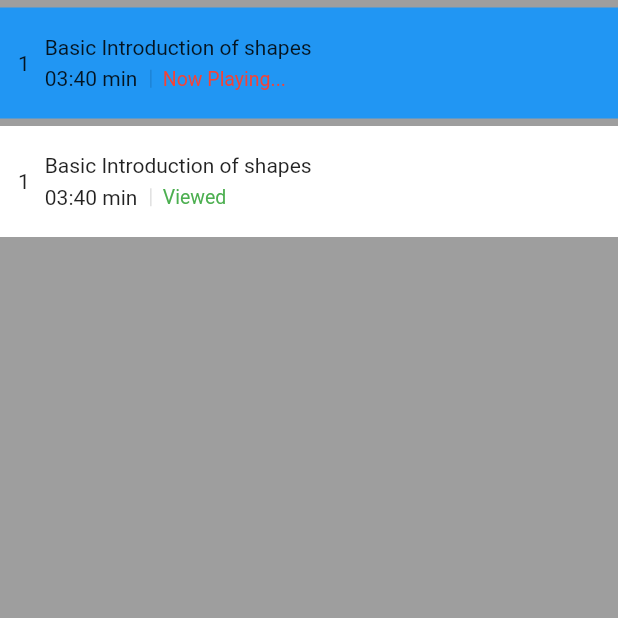
After one commit to bytestocode/flutter-testbed, a Flutter app: the screen it shows after launch, on a phone screen of 412 x 824 dp, the top half of it. The commit adds this screen. Run offline on Flutter 3.47's test engine with Material 2 defaults, Android fonts, the phone set to English and light mode, and no system bars; our stand-ins replace device_info_plus, flutter_riverpod.

Commit message:
SO: 안드로이드 네비게이션 스타일 확인

```diff
--- a/lib/main.dart
+++ b/lib/main.dart
@@ -1,7 +1,7 @@
 import 'package:flutter/material.dart';
 import 'package:flutter_riverpod/flutter_riverpod.dart';
 
-import 'stackoverflow/setstatewidget2.dart';
+import 'stackoverflow/android_nav_height.dart';
 
 void main() => runApp(
       const ProviderScope(
@@ -22,7 +22,7 @@ class MyApp extends ConsumerWidget {
   Widget myApp() {
     return SafeArea(
       child: Scaffold(
-        body: VideoDetail(),
+        body: AndroidNavHeight(),
       ),
     );
   }
--- /dev/null
+++ b/lib/stackoverflow/android_nav_height.dart
@@ -0,0 +1,155 @@
+import 'package:device_info_plus/device_info_plus.dart';
+import 'package:flutter/material.dart';
+
+enum AgeStatus { child, old }
+
+class AndroidNavHeight extends StatefulWidget {
+  @override
+  State<AndroidNavHeight> createState() => _AndroidNavHeightState();
+}
+
+class _AndroidNavHeightState extends State<AndroidNavHeight> {
+  int selectedIndex = 0;
+  var links = <String>["Dx2HBxOXccs", "1AM5Fgb-qjA"];
+
+  void playVideo(int index) async {
+    setState(() {
+      selectedIndex = index;
+    });
+    final devicePixelRatio = MediaQuery.of(context).devicePixelRatio;
+    final screenHeight = MediaQuery.of(context).size.height;
+
+    final DeviceInfoPlugin deviceInfoPlugin = DeviceInfoPlugin();
+    final AndroidDeviceInfo androidInfo = await deviceInfoPlugin.androidInfo;
+    final deviceHeight = androidInfo.displayMetrics.heightPx;
+
+    final androidNavHeight = deviceHeight / devicePixelRatio - screenHeight;
+    print(androidNavHeight);
+  }
+
+  @override
+  Widget build(BuildContext context) {
+    return Stack(
+      children: [
+        Scaffold(
+          body: Builder(builder: (context) {
+            return Container(
+              color: Colors.grey,
+              child: Column(
+                children: [
+                  // player,
+                  Expanded(
+                    child: ListView.builder(
+                      itemCount: 2,
+                      itemBuilder: (context, index) {
+                        return Column(
+                          children: [
+                            const SizedBox(
+                              height: 5.0,
+                            ),
+                            GestureDetector(
+                              onTap: () {
+                                playVideo(index);
+                                // _controller.loadVideoById(
+                                //   videoId: links[index],
+                                // );
+                              },
+                              child: Container(
+                                decoration: BoxDecoration(
+                                  color: index == selectedIndex
+                                      ? Colors.blue
+                                      : Colors.white,
+                                ),
+                                child: Padding(
+                                  padding: const EdgeInsets.all(12.0),
+                                  child: Row(
+                                    children: [
+                                      Center(
+                                        child: Stack(
+                                          children: [
+                                            Container(
+                                              alignment: Alignment.center,
+                                              height: 50,
+                                              child: Text(
+                                                '1',
+                                                // "images/video.png",
+                                              ),
+                                            ),
+                                            Positioned(
+                                              bottom: 15.0,
+                                              left: 20.0,
+                                              child: Align(
+                                                alignment:
+                                                    Alignment.bottomRight,
+                                                child: Text('Play!!'),
+                                              ),
+                                            ),
+                                          ],
+                                        ),
+                                      ),
+                                      const SizedBox(
+                                        width: 10,
+                                      ),
+                                      Column(
+                                        mainAxisAlignment:
+                                            MainAxisAlignment.start,
+                                        crossAxisAlignment:
+                                            CrossAxisAlignment.start,
+                                        children: [
+                                          const Text(
+                                            "Basic Introduction of shapes",
+                                          ),
+                                          const SizedBox(
+                                            height: 5,
+                                          ),
+                                          IntrinsicHeight(
+                                            child: Row(
+                                              children: [
+                                                const Text(
+                                                  "03:40 min",
+                                                ),
+                                                const SizedBox(
+                                                  width: 1.0,
+                                                ),
+                                                const SizedBox(
+                                                  height: 12.0,
+                                                  child: VerticalDivider(
+                                                    thickness: 1.0,
+                                                  ),
+                                                ),
+                                                Text(
+                                                  index == selectedIndex
+                                                      ? "Now Playing..."
+                                                      : "Viewed",
+                                                  style: TextStyle(
+                                                    fontSize: 13.0,
+                                                    color:
+                                                        index == selectedIndex
+                                                            ? Colors.red
+                                                            : Colors.green,
+                                                  ),
+                                                )
+                                              ],
+                                            ),
+                                          ),
+                                        ],
+                                      )
+                                    ],
+                                  ),
+                                ),
+                              ),
+                            ),
+                          ],
+                        );
+                      },
+                    ),
+                  )
+                ],
+              ),
+            );
+          }),
+        ),
+      ],
+    );
+  }
+}
```
